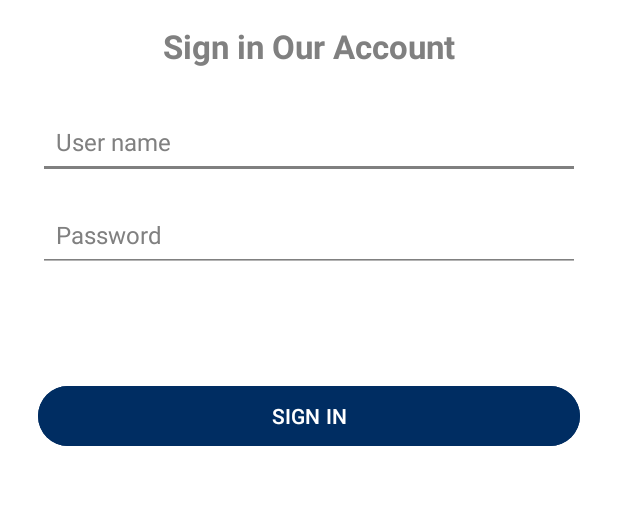
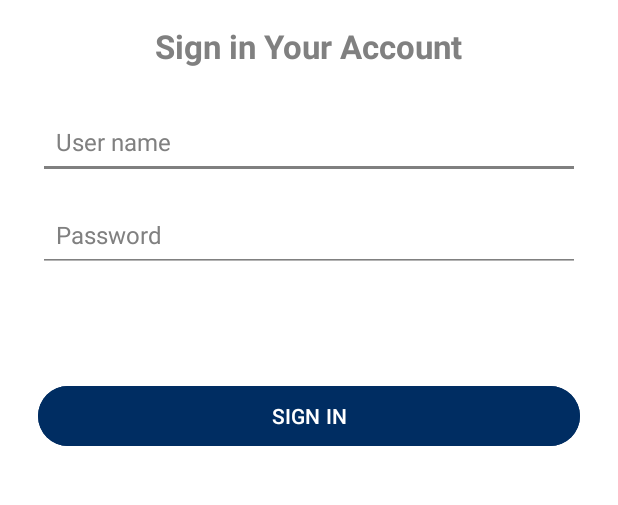
Before and after one commit to NIBM-GALLE/GAHDSE241F-carenest, an Android app: the LoginActivity screen opened directly, with no data from a screen before it, on a phone screen of 412 x 824 dp, the part 329-834 px from its top. Run offline under Robolectric (Android 15) with nearby library versions, the phone set to English and light mode, and no system bars.

Commit message:
changing login page

```diff
--- a/app/src/main/res/layout/activity_login.xml
+++ b/app/src/main/res/layout/activity_login.xml
@@ -41,7 +41,7 @@
 
             android:layout_width="wrap_content"
             android:layout_height="wrap_content"
-            android:text="Sign in Our Account"
+            android:text="Sign in Your Account"
             android:textColor="@color/gray"
             android:textSize="22sp"
             android:textStyle="bold"
```
